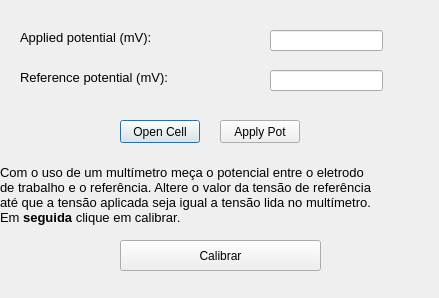
This is Calibrate_window.ui in Gabriel-Gardin/PotenciosPi as Qt 5 draws it before an edit. The edited form follows.
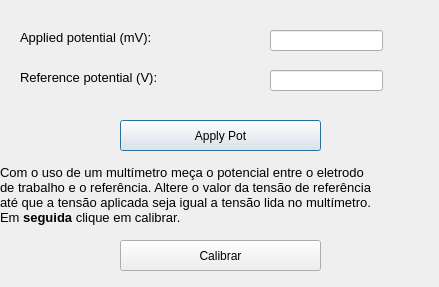
This is the edited form.

Commit message: GUI calibrar alterada

Patch:
```diff
--- a/Calibrate_window.ui
+++ b/Calibrate_window.ui
@@ -7,7 +7,7 @@
     <x>0</x>
     <y>0</y>
     <width>439</width>
-    <height>298</height>
+    <height>287</height>
    </rect>
   </property>
   <property name="windowTitle">
@@ -56,7 +56,7 @@
     </rect>
    </property>
    <property name="text">
-    <string>&lt;html&gt;&lt;head/&gt;&lt;body&gt;&lt;p&gt;&lt;span style=&quot; font-size:10pt;&quot;&gt;Reference potential (mV):&lt;/span&gt;&lt;/p&gt;&lt;/body&gt;&lt;/html&gt;</string>
+    <string>&lt;html&gt;&lt;head/&gt;&lt;body&gt;&lt;p&gt;&lt;span style=&quot; font-size:10pt;&quot;&gt;Reference potential (V):&lt;/span&gt;&lt;/p&gt;&lt;/body&gt;&lt;/html&gt;</string>
    </property>
   </widget>
   <widget class="QLabel" name="label_4">
@@ -72,26 +72,13 @@
     <string>&lt;html&gt;&lt;head/&gt;&lt;body&gt;&lt;p&gt;&lt;span style=&quot; font-size:10pt;&quot;&gt;Com o uso de um multímetro meça o potencial entre o eletrodo &lt;br/&gt;de trabalho e o referência. Altere o valor da tensão de referência&lt;br/&gt;até que a tensão aplicada seja igual a tensão lida no multímetro.&lt;br/&gt;Em &lt;/span&gt;&lt;span style=&quot; font-size:10pt; font-weight:600;&quot;&gt;seguida&lt;/span&gt;&lt;span style=&quot; font-size:10pt;&quot;&gt; clique em calibrar. &lt;/span&gt;&lt;/p&gt;&lt;/body&gt;&lt;/html&gt;</string>
    </property>
   </widget>
-  <widget class="QPushButton" name="bt_open_cell">
-   <property name="geometry">
-    <rect>
-     <x>120</x>
-     <y>120</y>
-     <width>80</width>
-     <height>23</height>
-    </rect>
-   </property>
-   <property name="text">
-    <string>Open Cell</string>
-   </property>
-  </widget>
   <widget class="QPushButton" name="bt_apply_pot">
    <property name="geometry">
     <rect>
-     <x>220</x>
+     <x>120</x>
      <y>120</y>
-     <width>80</width>
-     <height>23</height>
+     <width>201</width>
+     <height>31</height>
     </rect>
    </property>
    <property name="text">
```
